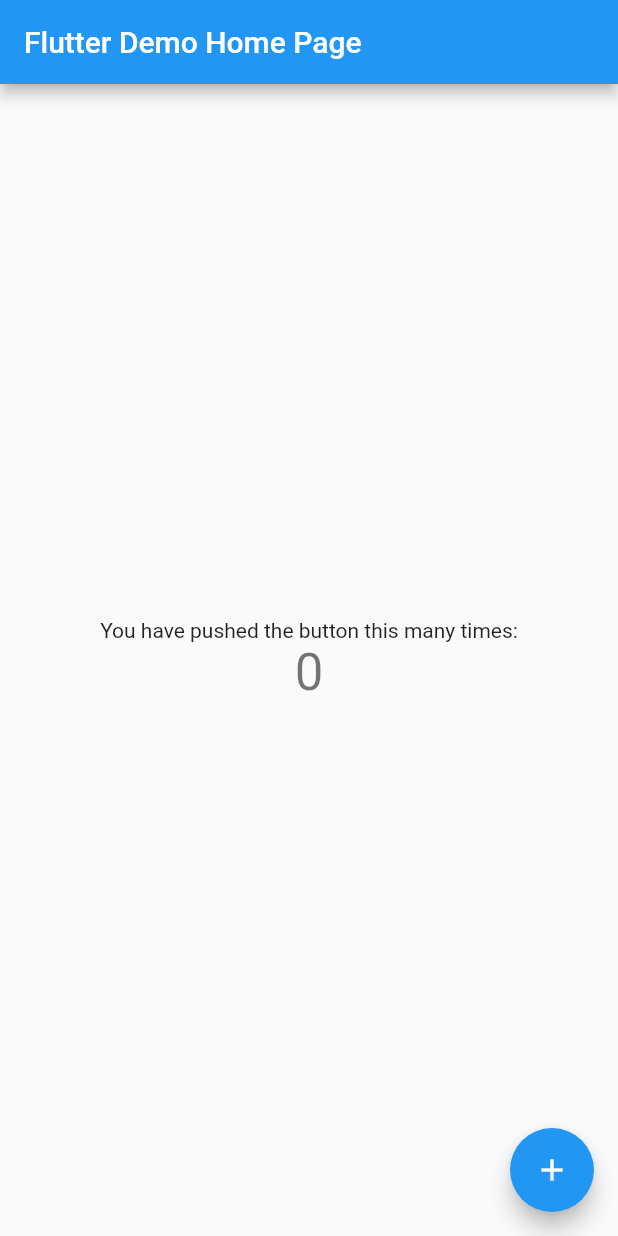
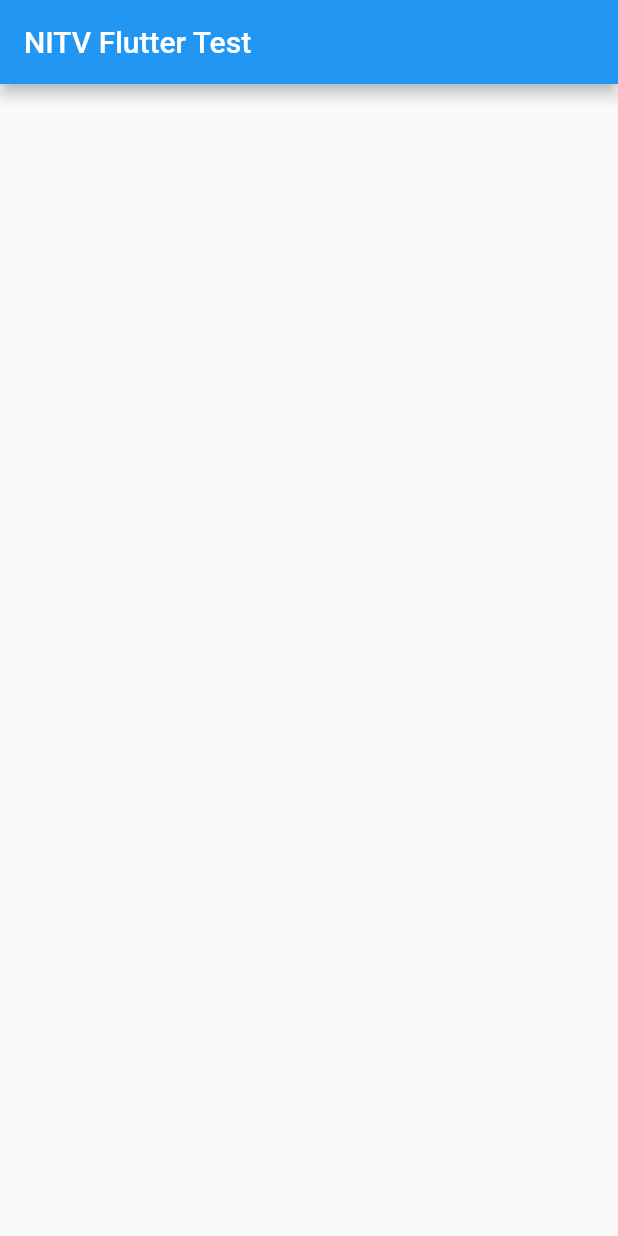
Before and after one commit to dbspoudel/nitv_flutter_test, a Flutter app: the screen it shows after launch, on a phone screen of 412 x 824 dp. Run offline on Flutter 3.47's test engine with Material 2 defaults, Android fonts, the phone set to English and light mode, and no system bars.

Commit message:
clear unwanted code

```diff
--- a/lib/main.dart
+++ b/lib/main.dart
@@ -7,39 +7,20 @@ void main() {
 class MyApp extends StatelessWidget {
   const MyApp({Key? key}) : super(key: key);
 
-  // This widget is the root of your application.
   @override
   Widget build(BuildContext context) {
     return MaterialApp(
-      title: 'Flutter Demo',
+      title: 'NITV Flutter Test',
       theme: ThemeData(
-        // This is the theme of your application.
-        //
-        // Try running your application with "flutter run". You'll see the
-        // application has a blue toolbar. Then, without quitting the app, try
-        // changing the primarySwatch below to Colors.green and then invoke
-        // "hot reload" (press "r" in the console where you ran "flutter run",
-        // or simply save your changes to "hot reload" in a Flutter IDE).
-        // Notice that the counter didn't reset back to zero; the application
-        // is not restarted.
         primarySwatch: Colors.blue,
       ),
-      home: const MyHomePage(title: 'Flutter Demo Home Page'),
+      home: const MyHomePage(title: 'NITV Flutter Test'),
     );
   }
 }
 
 class MyHomePage extends StatefulWidget {
   const MyHomePage({Key? key, required this.title}) : super(key: key);
-
-  // This widget is the home page of your application. It is stateful, meaning
-  // that it has a State object (defined below) that contains fields that affect
-  // how it looks.
-
-  // This class is the configuration for the state. It holds the values (in this
-  // case the title) provided by the parent (in this case the App widget) and
-  // used by the build method of the State. Fields in a Widget subclass are
-  // always marked "final".
 
   final String title;
 
@@ -48,68 +29,12 @@ class MyHomePage extends StatefulWidget {
 }
 
 class _MyHomePageState extends State<MyHomePage> {
-  int _counter = 0;
-
-  void _incrementCounter() {
-    setState(() {
-      // This call to setState tells the Flutter framework that something has
-      // changed in this State, which causes it to rerun the build method below
-      // so that the display can reflect the updated values. If we changed
-      // _counter without calling setState(), then the build method would not be
-      // called again, and so nothing would appear to happen.
-      _counter++;
-    });
-  }
-
   @override
   Widget build(BuildContext context) {
-    // This method is rerun every time setState is called, for instance as done
-    // by the _incrementCounter method above.
-    //
-    // The Flutter framework has been optimized to make rerunning build methods
-    // fast, so that you can just rebuild anything that needs updating rather
-    // than having to individually change instances of widgets.
     return Scaffold(
       appBar: AppBar(
-        // Here we take the value from the MyHomePage object that was created by
-        // the App.build method, and use it to set our appbar title.
         title: Text(widget.title),
       ),
-      body: Center(
-        // Center is a layout widget. It takes a single child and positions it
-        // in the middle of the parent.
-        child: Column(
-          // Column is also a layout widget. It takes a list of children and
-          // arranges them vertically. By default, it sizes itself to fit its
-          // children horizontally, and tries to be as tall as its parent.
-          //
-          // Invoke "debug painting" (press "p" in the console, choose the
-          // "Toggle Debug Paint" action from the Flutter Inspector in Android
-          // Studio, or the "Toggle Debug Paint" command in Visual Studio Code)
-          // to see the wireframe for each widget.
-          //
-          // Column has various properties to control how it sizes itself and
-          // how it positions its children. Here we use mainAxisAlignment to
-          // center the children vertically; the main axis here is the vertical
-          // axis because Columns are vertical (the cross axis would be
-          // horizontal).
-          mainAxisAlignment: MainAxisAlignment.center,
-          children: <Widget>[
-            const Text(
-              'You have pushed the button this many times:',
-            ),
-            Text(
-              '$_counter',
-              style: Theme.of(context).textTheme.headline4,
-            ),
-          ],
-        ),
-      ),
-      floatingActionButton: FloatingActionButton(
-        onPressed: _incrementCounter,
-        tooltip: 'Increment',
-        child: const Icon(Icons.add),
-      ), // This trailing comma makes auto-formatting nicer for build methods.
     );
   }
 }
```
Also changed, not shown: pubspec.yaml (+1 -64 lines).
